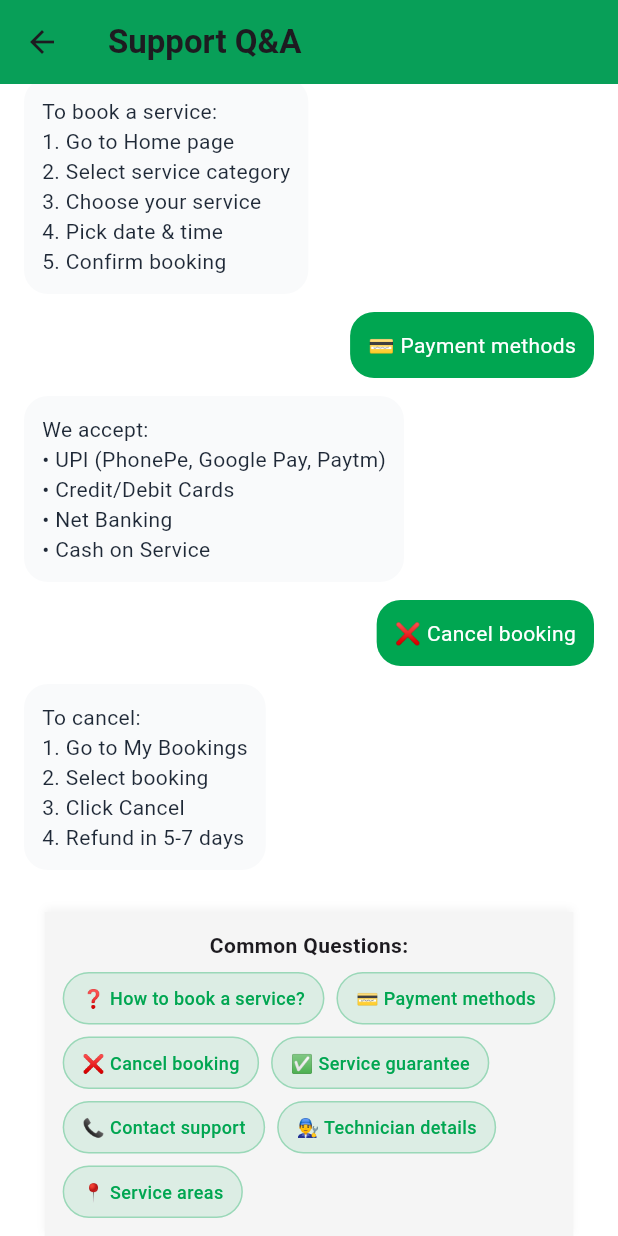
After one commit to BharatReapir/BD_technician, a Flutter app: the QAChatPage screen opened directly, after a tap on "❓ How to book a service?", after a tap on "💳 Payment methods", after a tap on "❌ Cancel booking", on a phone screen of 412 x 824 dp. The commit adds this screen. Run offline on Flutter 3.47's test engine with Material 3 defaults, Android fonts, the phone set to English and light mode, and no system bars; our stand-ins replace firebase_auth, firebase_core, firebase_database, image_picker, shared_preferences; accounts and stored records are empty.

Commit message:
feat: Replace AI Chat with Q&A Chat functionality and update navigation

```diff
--- /dev/null
+++ b/lib/screens/simple_qa_chat_page.dart
@@ -0,0 +1,211 @@
+
+import 'package:flutter/material.dart';
+import '../constants/colors.dart';
+
+class QAChatPage extends StatefulWidget {
+  const QAChatPage({Key? key}) : super(key: key);
+
+  @override
+  State<QAChatPage> createState() => _QAChatPageState();
+}
+
+class _QAChatPageState extends State<QAChatPage> {
+  final ScrollController _scrollController = ScrollController();
+  final List<ChatMessage> _messages = [];
+
+  // Predefined Q&A pairs
+  final Map<String, String> _qaDatabase = {
+    'how to book': 'To book a service:\n1. Go to Home page\n2. Select service category\n3. Choose your service\n4. Pick date & time\n5. Confirm booking',
+    'payment methods': 'We accept:\n• UPI (PhonePe, Google Pay, Paytm)\n• Credit/Debit Cards\n• Net Banking\n• Cash on Service',
+    'cancel booking': 'To cancel:\n1. Go to My Bookings\n2. Select booking\n3. Click Cancel\n4. Refund in 5-7 days',
+    'service guarantee': 'We provide:\n• 30-day service guarantee\n• Verified technicians\n• Quality assurance\n• Free rework if issues',
+    'contact support': 'Contact us:\n📧 support@bharatdoorstep.com\n📞 1800-123-4567\n⏰ 24/7 Support Available',
+    'technician details': 'All technicians are:\n• Background verified\n• Trained professionals\n• Rated by customers\n• Insured for your safety',
+    'service areas': 'Currently serving major cities:\n• Mumbai\n• Delhi\n• Bangalore\n• Hyderabad\n• Chennai\n• Pune',
+  };
+
+  @override
+  void initState() {
+    super.initState();
+    _addMessage(
+      'Hello! 👋 Welcome to BharatDoorstep Support.\n\n'
+      'Select a question below to get instant answers:',
+      false,
+    );
+  }
+
+  void _addMessage(String text, bool isUser) {
+    setState(() {
+      _messages.add(ChatMessage(text: text, isUser: isUser));
+    });
+    _scrollToBottom();
+  }
+
+  void _scrollToBottom() {
+    Future.delayed(const Duration(milliseconds: 100), () {
+      if (_scrollController.hasClients) {
+        _scrollController.animateTo(
+          _scrollController.position.maxScrollExtent,
+          duration: const Duration(milliseconds: 300),
+          curve: Curves.easeOut,
+        );
+      }
+    });
+  }
+
+  void _handleQuestionTap(String question) {
+    // Add user question
+    _addMessage(question, true);
+
+    // Find and add answer
+    final answer = _findAnswer(question);
+    Future.delayed(const Duration(milliseconds: 500), () {
+      _addMessage(answer, false);
+    });
+  }
+
+  String _findAnswer(String question) {
+    final lowerQuestion = question.toLowerCase();
+
+    for (var entry in _qaDatabase.entries) {
+      if (lowerQuestion.contains(entry.key)) {
+        return entry.value;
+      }
+    }
+
+    return 'Sorry, I don\'t have an answer for that.\n\n'
+           'Please contact support:\n'
+           '📧 support@bharatdoorstep.com\n'
+           '📞 1800-123-4567';
+  }
+
+  @override
+  Widget build(BuildContext context) {
+    return Scaffold(
+      backgroundColor: Colors.white,
+      appBar: AppBar(
+        backgroundColor: AppColors.primary,
+        title: const Text(
+          'Support Q&A',
+          style: TextStyle(fontWeight: FontWeight.bold),
+        ),
+      ),
+      body: Column(
+        children: [
+          Expanded(
+            child: ListView.builder(
+              controller: _scrollController,
+              padding: const EdgeInsets.all(16),
+              itemCount: _messages.length,
+              itemBuilder: (context, index) =>
+                  _buildMessageBubble(_messages[index]),
+            ),
+          ),
+          _buildQuestionButtons(),
+        ],
+      ),
+    );
+  }
+
+  Widget _buildQuestionButtons() {
+    final questions = [
+      '❓ How to book a service?',
+      '💳 Payment methods',
+      '❌ Cancel booking',
+      '✅ Service guarantee',
+      '📞 Contact support',
+      '👨‍🔧 Technician details',
+      '📍 Service areas',
+    ];
+
+    return Container(
+      padding: const EdgeInsets.all(12),
+      decoration: BoxDecoration(
+        color: Colors.grey[100],
+        boxShadow: [
+          BoxShadow(
+            color: Colors.black.withOpacity(0.05),
+            blurRadius: 4,
+            offset: const Offset(0, -2),
+          ),
+        ],
+      ),
+      child: Column(
+        mainAxisSize: MainAxisSize.min,
+        children: [
+          const Text(
+            'Common Questions:',
+            style: TextStyle(
+              fontWeight: FontWeight.bold,
+              fontSize: 14,
+            ),
+          ),
+          const SizedBox(height: 8),
+          Wrap(
+            spacing: 8,
+            runSpacing: 8,
+            children: questions.map((q) => _buildQuestionChip(q)).toList(),
+          ),
+        ],
+      ),
+    );
+  }
+
+  Widget _buildQuestionChip(String question) {
+    return InkWell(
+      onTap: () => _handleQuestionTap(question),
+      child: Container(
+        padding: const EdgeInsets.symmetric(horizontal: 12, vertical: 8),
+        decoration: BoxDecoration(
+          color: AppColors.primary.withOpacity(0.1),
+          borderRadius: BorderRadius.circular(20),
+          border: Border.all(color: AppColors.primary.withOpacity(0.3)),
+        ),
+        child: Text(
+          question,
+          style: TextStyle(
+            color: AppColors.primary,
+            fontSize: 12,
+            fontWeight: FontWeight.w500,
+          ),
+        ),
+      ),
+    );
+  }
+
+  Widget _buildMessageBubble(ChatMessage msg) {
+    return Align(
+      alignment: msg.isUser ? Alignment.centerRight : Alignment.centerLeft,
+      child: Container(
+        margin: const EdgeInsets.only(bottom: 12),
+        padding: const EdgeInsets.all(12),
+        constraints: BoxConstraints(
+          maxWidth: MediaQuery.of(context).size.width * 0.75,
+        ),
+        decoration: BoxDecoration(
+          color: msg.isUser ? AppColors.primary : AppColors.bgLight,
+          borderRadius: BorderRadius.circular(16),
+        ),
+        child: Text(
+          msg.text,
+          style: TextStyle(
+            color: msg.isUser ? Colors.white : AppColors.textDark,
+          ),
+        ),
+      ),
+    );
+  }
+
+  @override
+  void dispose() {
+    _scrollController.dispose();
+    super.dispose();
+  }
+}
+
+class ChatMessage {
+  final String text;
+  final bool isUser;
+
+  ChatMessage({required this.text, required this.isUser});
+}
```
Also changed, not shown: lib/screens/ai_chat_page.dart (deleted, +0 -239 lines), lib/screens/support_page.dart (+5 -5 lines).
